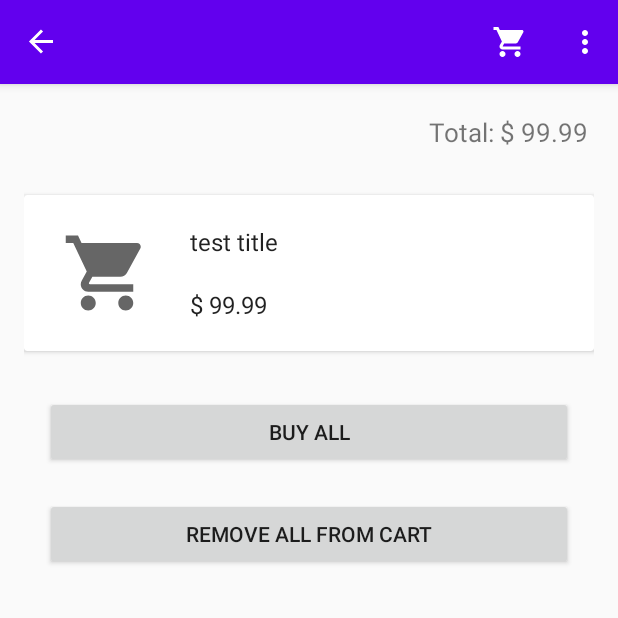
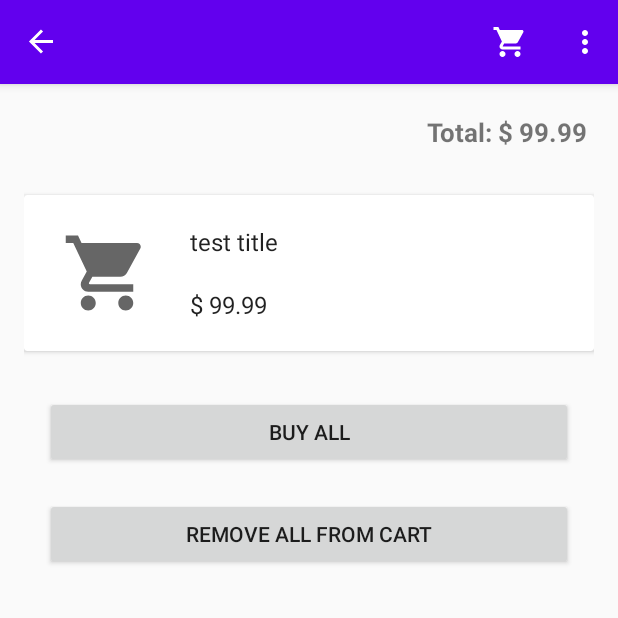
Before and after one commit to ajay53/shopping, an Android app: the screen it shows after launch (MainActivity), after a tap on an icon or button, on a phone screen of 412 x 824 dp, the top half of it. Run offline under Robolectric (Android 15) with nearby library versions, the phone set to English and light mode, and no system bars; our stand-ins replace Room's generated code, navigation-ui; pictures from the network do not load.

Commit message:
item already in cart func

```diff
--- a/app/src/main/java/com/example/shopping/repository/local/DatabaseHandler.java
+++ b/app/src/main/java/com/example/shopping/repository/local/DatabaseHandler.java
@@ -30,7 +30,7 @@ public abstract class DatabaseHandler extends RoomDatabase {
         return databaseInstance;
     }
 
-    private static RoomDatabase.Callback roomCallback = new RoomDatabase.Callback() {
+    private static final RoomDatabase.Callback roomCallback = new RoomDatabase.Callback() {
         @Override
         public void onCreate(@NonNull SupportSQLiteDatabase db) {
             super.onCreate(db);
@@ -40,7 +40,7 @@ public abstract class DatabaseHandler extends RoomDatabase {
 
     private static class PopulateDbAsyncTask extends AsyncTask<Void, Void, Void> {
 
-        private ProductDao productDao;
+        private final ProductDao productDao;
 
         public PopulateDbAsyncTask(DatabaseHandler handler) {
             productDao = handler.productDao();
--- a/app/src/main/java/com/example/shopping/repository/local/dao/ProductDao.java
+++ b/app/src/main/java/com/example/shopping/repository/local/dao/ProductDao.java
@@ -2,6 +2,7 @@ package com.example.shopping.repository.local.dao;
 
 import androidx.lifecycle.LiveData;
 import androidx.room.Dao;
+import androidx.room.Delete;
 import androidx.room.Insert;
 import androidx.room.Query;
 
@@ -15,6 +16,12 @@ public interface ProductDao {
     @Insert
     void insert(Product product);
 
+    @Delete
+    void delete(Product product);
+
+    @Query("SELECT * from product WHERE id = :id")
+    Product get(int id);
+
     @Query("Select * from product")
     LiveData<List<Product>> getAll();
 }
--- /dev/null
+++ b/app/src/main/java/com/example/shopping/utility/AsyncResponse.java
@@ -0,0 +1,5 @@
+package com.example.shopping.utility;
+
+public interface AsyncResponse {
+    void onProcessFinish(Object output);
+}
--- a/app/src/main/java/com/example/shopping/viewmodel/ProductDetailViewModel.java
+++ b/app/src/main/java/com/example/shopping/viewmodel/ProductDetailViewModel.java
@@ -8,6 +8,7 @@ import androidx.lifecycle.LiveData;
 
 import com.example.shopping.model.Product;
 import com.example.shopping.repository.local.repository.ProductRepository;
+import com.example.shopping.utility.AsyncResponse;
 
 import java.util.List;
 
@@ -26,6 +27,10 @@ public class ProductDetailViewModel extends AndroidViewModel {
         repository.insert(product);
     }
 
+    public void get(int id, AsyncResponse asyncResponse) {
+        repository.get(id, asyncResponse);
+    }
+
     public LiveData<List<Product>> getAll() {
         return allProducts;
     }
--- a/app/src/main/res/layout/fragment_cart.xml
+++ b/app/src/main/res/layout/fragment_cart.xml
@@ -13,7 +13,8 @@
             android:layout_height="wrap_content"
             android:layout_alignParentEnd="true"
             android:layout_margin="20dp"
-            android:textSize="17sp" />
+            android:textSize="17sp"
+            android:textStyle="bold" />
 
         <androidx.recyclerview.widget.RecyclerView xmlns:app="http://schemas.android.com/apk/res-auto"
             xmlns:tools="http://schemas.android.com/tools"
--- a/app/src/main/res/layout/store_list_item.xml
+++ b/app/src/main/res/layout/store_list_item.xml
@@ -19,15 +19,16 @@
             android:id="@+id/imgProduct"
             android:layout_width="100dp"
             android:layout_height="60dp"
+            android:layout_centerVertical="true"
             android:layout_margin="5dp"
-            android:layout_centerVertical="true" />
+            android:contentDescription="@string/productImage" />
 
         <TextView
             android:id="@+id/tvTitle"
             android:layout_width="wrap_content"
             android:layout_height="wrap_content"
+            android:layout_marginBottom="10dp"
             android:layout_toEndOf="@+id/imgProduct"
-            android:layout_marginBottom="10dp"
             android:paddingTop="10dp"
             android:textAppearance="?attr/textAppearanceListItem" />
 
@@ -36,8 +37,8 @@
             android:layout_width="wrap_content"
             android:layout_height="wrap_content"
             android:layout_below="@+id/tvTitle"
+            android:layout_marginTop="10dp"
             android:layout_toEndOf="@+id/imgProduct"
-            android:layout_marginTop="10dp"
             android:paddingBottom="10dp"
             android:textAppearance="?attr/textAppearanceListItem" />
 
--- a/app/src/main/res/values/strings.xml
+++ b/app/src/main/res/values/strings.xml
@@ -18,4 +18,5 @@
     <string name="tvBuy">Buy</string>
     <string name="tvBuyAll">Buy All</string>
     <string name="tvRemoveAllFromCart">Remove All From Cart</string>
+    <string name="productImage">Product Image</string>
 </resources>
```
Also changed, not shown: app/src/main/java/com/example/shopping/repository/local/repository/ProductRepository.java (+49 -2 lines), app/src/main/java/com/example/shopping/utility/Util.java (+10 -0 lines), app/src/main/java/com/example/shopping/view/ProductDetailFragment.java (+19 -4 lines), app/src/main/res/layout/fragment_product_detail.xml (+6 -2 lines).
